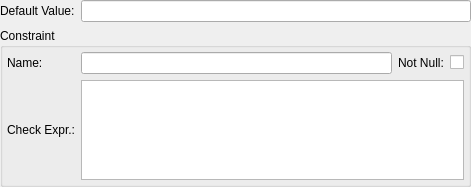
Above: libpgmodeler_ui/ui/domainwidget.ui from pgmodeler/pgmodeler before the change. Below: the same form after it.
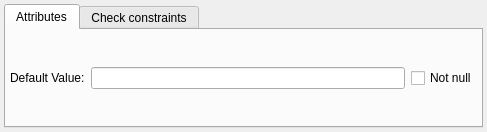
That is the form after the change.

Commit message:
Added support to multiple check constraint in domains (issue #1036)
Pending the ALTER command generation for domains containing multiple
check constraints.

```diff
--- a/libpgmodeler_ui/ui/domainwidget.ui
+++ b/libpgmodeler_ui/ui/domainwidget.ui
@@ -6,22 +6,44 @@
    <rect>
     <x>0</x>
     <y>0</y>
-    <width>471</width>
-    <height>187</height>
+    <width>487</width>
+    <height>132</height>
    </rect>
   </property>
   <layout class="QGridLayout" name="domain_grid">
    <property name="leftMargin">
-    <number>0</number>
+    <number>4</number>
    </property>
    <property name="topMargin">
-    <number>0</number>
+    <number>4</number>
    </property>
    <property name="rightMargin">
-    <number>0</number>
+    <number>4</number>
    </property>
    <property name="bottomMargin">
+    <number>4</number>
+   </property>
+   <item row="0" column="0" colspan="2">
+    <widget class="QTabWidget" name="dom_attribs_tbw">
+     <property name="currentIndex">
     <number>0</number>
+     </property>
+     <widget class="QWidget" name="tab">
+      <attribute name="title">
+       <string>Attributes</string>
+      </attribute>
+      <layout class="QGridLayout" name="gridLayout_2">
+       <property name="leftMargin">
+        <number>4</number>
+       </property>
+       <property name="topMargin">
+        <number>4</number>
+       </property>
+       <property name="rightMargin">
+        <number>4</number>
+       </property>
+       <property name="bottomMargin">
+        <number>4</number>
    </property>
    <item row="0" column="0">
     <widget class="QLabel" name="def_value_lbl">
@@ -31,13 +53,25 @@
     </widget>
    </item>
    <item row="0" column="1">
+        <layout class="QHBoxLayout" name="horizontalLayout">
+         <item>
     <widget class="QLineEdit" name="def_value_edt"/>
    </item>
-   <item row="1" column="0" colspan="2">
-    <widget class="QGroupBox" name="constraint_gb">
-     <property name="title">
-      <string>Constraint</string>
-     </property>
+         <item>
+          <widget class="QCheckBox" name="not_null_chk">
+           <property name="text">
+            <string>Not null</string>
+           </property>
+          </widget>
+         </item>
+        </layout>
+       </item>
+      </layout>
+     </widget>
+     <widget class="QWidget" name="tab_2">
+      <attribute name="title">
+       <string>Check constraints</string>
+      </attribute>
      <layout class="QGridLayout" name="gridLayout">
       <property name="leftMargin">
        <number>4</number>
@@ -61,28 +95,14 @@
       <item row="0" column="1">
        <widget class="QLineEdit" name="constr_name_edt"/>
       </item>
-      <item row="0" column="2">
-       <widget class="QLabel" name="not_null_lbl">
-        <property name="text">
-         <string>Not Null:</string>
-        </property>
-       </widget>
-      </item>
-      <item row="0" column="3">
-       <widget class="QCheckBox" name="not_null_chk">
-        <property name="text">
-         <string/>
-        </property>
-       </widget>
-      </item>
       <item row="1" column="0">
        <widget class="QLabel" name="check_expr_lbl">
         <property name="text">
-         <string>Check Expr.:</string>
+          <string>Expression:</string>
         </property>
        </widget>
       </item>
-      <item row="1" column="1" colspan="3">
+       <item row="1" column="1">
        <widget class="QPlainTextEdit" name="check_expr_txt">
         <property name="sizePolicy">
          <sizepolicy hsizetype="Expanding" vsizetype="Preferred">
@@ -111,6 +131,7 @@
        </widget>
       </item>
      </layout>
+     </widget>
     </widget>
    </item>
   </layout>
```
Lines whose indentation alone changed are shown as unchanged. The commit also changes 13 other files.
